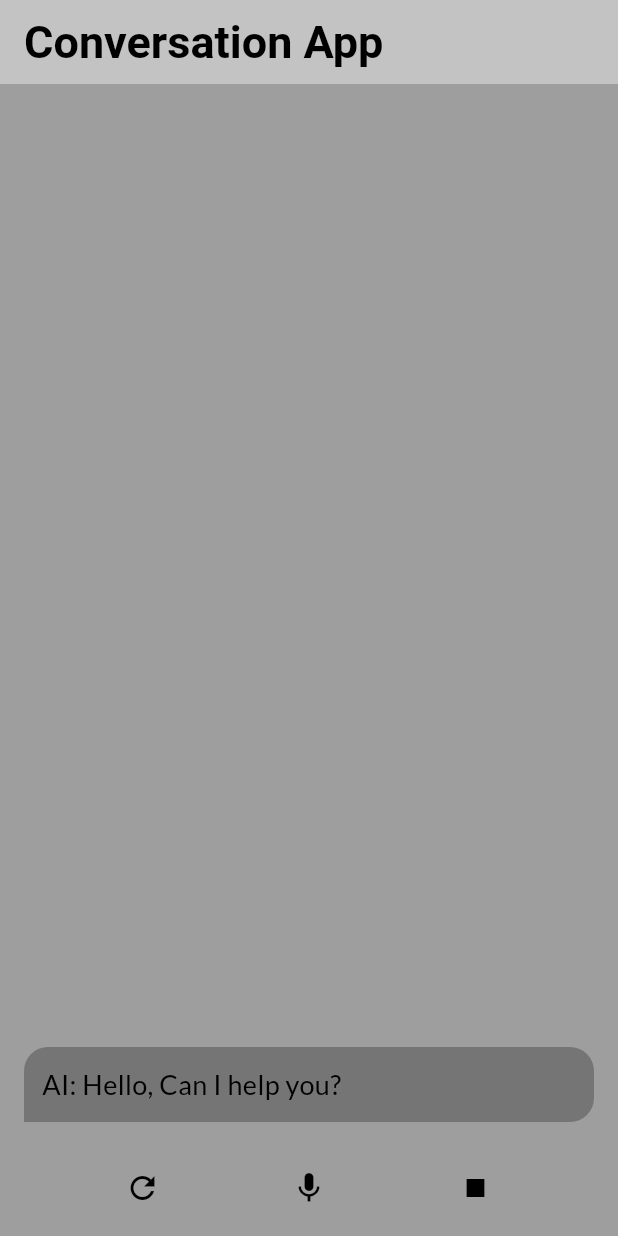
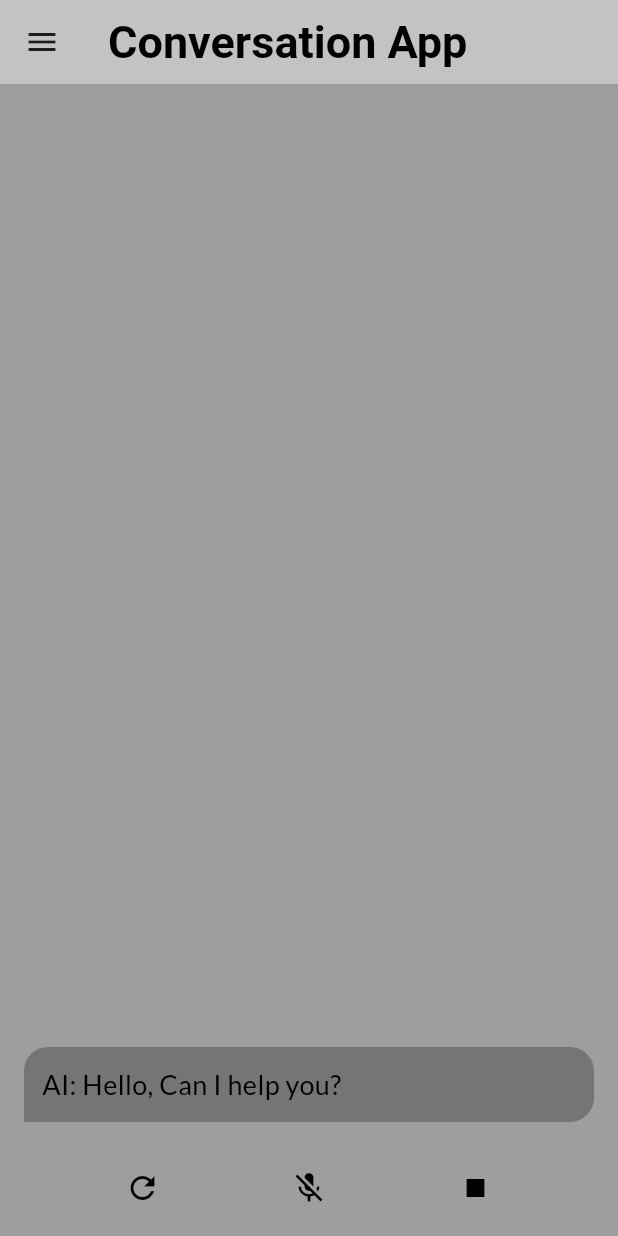
Before and after one commit to betuah/conservation-app, a Flutter app: the screen it shows after launch, after a tap on "Start", on a phone screen of 412 x 824 dp. Run offline on Flutter 3.47's test engine with Material 3 defaults, Android fonts, the phone set to English and light mode, and no system bars; our stand-ins replace google_fonts, speech_to_text.

Commit message:
Add Speech to Text

```diff
--- a/lib/main.dart
+++ b/lib/main.dart
@@ -1,14 +1,12 @@
-// ignore_for_file: use_key_in_widget_constructors, library_private_types_in_public_api
-
+import 'package:conv_app/pages/home.dart';
 import 'package:flutter/material.dart';
-import 'package:google_fonts/google_fonts.dart';
 
 void main() {
   runApp(const MyApp());
 }
 
 class MyApp extends StatelessWidget {
-  const MyApp({Key? key});
+  const MyApp({super.key});
 
   @override
   Widget build(BuildContext context) {
@@ -23,134 +21,3 @@ class MyApp extends StatelessWidget {
     );
   }
 }
-
-class RecordChatPage extends StatefulWidget {
-  const RecordChatPage({Key? key});
-
-  @override
-  _RecordChatPageState createState() => _RecordChatPageState();
-}
-
-class _RecordChatPageState extends State<RecordChatPage> {
-  final List<String> _chatMessages = [];
-  bool _isRecording = false;
-
-  void _startRecording() {
-    setState(() {
-      _isRecording = true;
-      _chatMessages.insert(0, 'AI: Hello, Can I help you?');
-    });
-  }
-
-  void _micPressed() {
-    setState(() {
-      _chatMessages.insert(0, 'You: Text from recorded audio');
-      _chatMessages.insert(0, 'AI: Response');
-    });
-  }
-
-  void _stopRecording() {
-    setState(() {
-      _isRecording = false;
-      _chatMessages.clear();
-    });
-  }
-
-  @override
-  Widget build(BuildContext context) {
-    return Scaffold(
-      appBar: AppBar(
-        backgroundColor: Colors.white38,
-        title: const Text('Conversation App'),
-        titleTextStyle: const TextStyle(
-          color: Colors.black,
-          fontSize: 30,
-          fontWeight: FontWeight.bold,
-        ),
-      ),
-      body: Column(
-        mainAxisAlignment: MainAxisAlignment.end,
-        crossAxisAlignment: CrossAxisAlignment.stretch,
-        children: <Widget>[
-          Expanded(
-            child: ListView.builder(
-              reverse: true,
-              padding: const EdgeInsets.symmetric(horizontal: 16, vertical: 8),
-              itemCount: _chatMessages.length,
-              itemBuilder: (context, index) {
-                return _buildChatBubble(_chatMessages[index]);
-              },
-            ),
-          ),
-          Padding(
-            padding: const EdgeInsets.all(8.0),
-            child: _buildButton(),
-          ),
-        ],
-      ),
-    );
-  }
-
-  Widget _buildButton() {
-    if (!_isRecording) {
-      return ElevatedButton(
-        onPressed: _startRecording,
-        style: ElevatedButton.styleFrom(
-          padding: const EdgeInsets.symmetric(vertical: 16),
-        ),
-        child: const Text(
-          'Start',
-          style: TextStyle(fontSize: 22, color: Colors.black),
-        ),
-      );
-    } else {
-      return Row(
-        mainAxisAlignment: MainAxisAlignment.spaceEvenly,
-        children: [
-          IconButton(
-            onPressed: _startRecording,
-            icon: const Icon(Icons.refresh),
-            color: Colors.black,
-          ),
-          IconButton(
-            onPressed: _micPressed,
-            icon: const Icon(Icons.mic),
-            color: Colors.black,
-          ),
-          IconButton(
-            onPressed: _stopRecording,
-            icon: const Icon(Icons.stop),
-            color: Colors.black,
-          ),
-        ],
-      );
-    }
-  }
-
-  Widget _buildChatBubble(String text) {
-    final isResponse = text.startsWith('AI:');
-
-    return Container(
-        margin: const EdgeInsets.symmetric(vertical: 4),
-        padding: const EdgeInsets.all(12),
-        decoration: BoxDecoration(
-          color: isResponse ? Colors.black26 : Colors.white54,
-          borderRadius: BorderRadius.only(
-            topLeft: const Radius.circular(16),
-            topRight: const Radius.circular(16),
-            bottomLeft: isResponse
-                ? const Radius.circular(0)
-                : const Radius.circular(16),
-            bottomRight: isResponse
-                ? const Radius.circular(16)
-                : const Radius.circular(0),
-          ),
-        ),
-        child: Text(
-          text,
-          style: GoogleFonts.lato(
-            textStyle: const TextStyle(fontSize: 18, color: Colors.black),
-          ),
-        ));
-  }
-}
--- /dev/null
+++ b/lib/pages/home.dart
@@ -0,0 +1,180 @@
+import 'package:flutter/foundation.dart';
+import 'package:flutter/material.dart';
+import 'package:google_fonts/google_fonts.dart';
+import 'package:speech_to_text/speech_to_text.dart';
+//import 'package:text_to_speech/text_to_speech.dart';
+
+class RecordChatPage extends StatefulWidget {
+  const RecordChatPage({super.key});
+
+  @override
+  State<RecordChatPage> createState() => _RecordChatPageState();
+}
+
+class _RecordChatPageState extends State<RecordChatPage> {
+  final List<String> _chatMessages = [];
+  bool _isRecording = false;
+  bool _isListening = false;
+  late String _micIconText = 'Tap To Speak';
+  final SpeechToText _speechToText = SpeechToText();
+
+  @override
+  void initState() {
+    super.initState();
+    initSpeech();
+  }
+
+  void initSpeech() async {
+    _speechToText.initialize(onStatus: (status) {
+      if (kDebugMode) {
+        print('Speech status: $status');
+      }
+    }, onError: (error) {
+      if (kDebugMode) {
+        print('Error: $error');
+      }
+    });
+  }
+
+  void _startRecording() {
+    setState(() {
+      _isRecording = true;
+      _chatMessages.insert(0, 'AI: Hello, Can I help you?');
+    });
+  }
+
+  void _stopRecording() {
+    setState(() {
+      _isRecording = false;
+      _chatMessages.clear();
+    });
+  }
+
+  void _startListening() async {
+    await _speechToText.listen(onResult: _onSpeechResult);
+    setState(() {
+      _isListening = true;
+    });
+  }
+
+  void _stopListening() async {
+    await _speechToText.stop();
+    setState(() {
+      _isListening = false;
+    });
+  }
+
+  void _onSpeechResult(result) {
+    setState(() {
+      if (_isListening) {
+        _micIconText = 'IsListening';
+      } else {
+        _micIconText = 'Tap To Speak';
+        _chatMessages.insert(0, 'You: ${result.recognizedWords}');
+      }
+    });
+  }
+
+  @override
+  Widget build(BuildContext context) {
+    return Scaffold(
+      appBar: AppBar(
+        backgroundColor: Colors.white38,
+        title: const Text('Conversation App'),
+        titleTextStyle: const TextStyle(
+          color: Colors.black,
+          fontSize: 30,
+          fontWeight: FontWeight.bold,
+        ),
+        leading: const Icon(Icons.menu),
+      ),
+      body: Column(
+        mainAxisAlignment: MainAxisAlignment.end,
+        crossAxisAlignment: CrossAxisAlignment.stretch,
+        children: <Widget>[
+          Expanded(
+            child: ListView.builder(
+              reverse: true,
+              padding: const EdgeInsets.symmetric(horizontal: 16, vertical: 8),
+              itemCount: _chatMessages.length,
+              itemBuilder: (context, index) {
+                return _buildChatBubble(_chatMessages[index]);
+              },
+            ),
+          ),
+          Padding(
+            padding: const EdgeInsets.all(8.0),
+            child: _buildButton(),
+          ),
+        ],
+      ),
+    );
+  }
+
+  Widget _buildButton() {
+    if (!_isRecording) {
+      return ElevatedButton(
+        onPressed: _startRecording,
+        style: ElevatedButton.styleFrom(
+          padding: const EdgeInsets.symmetric(vertical: 16),
+        ),
+        child: const Text(
+          'Start',
+          style: TextStyle(fontSize: 22, color: Colors.black),
+        ),
+      );
+    } else {
+      return Row(
+        mainAxisAlignment: MainAxisAlignment.spaceEvenly,
+        children: [
+          IconButton(
+            onPressed: _startRecording,
+            icon: const Icon(Icons.refresh),
+            color: Colors.black,
+          ),
+          IconButton(
+            //onPressed: _micPressed,
+            onPressed:
+                _speechToText.isListening ? _stopListening : _startListening,
+            icon:
+                Icon(_speechToText.isNotListening ? Icons.mic_off : Icons.mic),
+            color: Colors.black,
+            tooltip: _micIconText,
+          ),
+          IconButton(
+            onPressed: _stopRecording,
+            icon: const Icon(Icons.stop),
+            color: Colors.black,
+          ),
+        ],
+      );
+    }
+  }
+
+  Widget _buildChatBubble(String text) {
+    final isResponse = text.startsWith('AI:');
+
+    return Container(
+        margin: const EdgeInsets.symmetric(vertical: 4),
+        padding: const EdgeInsets.all(12),
+        decoration: BoxDecoration(
+          color: isResponse ? Colors.black26 : Colors.white54,
+          borderRadius: BorderRadius.only(
+            topLeft: const Radius.circular(16),
+            topRight: const Radius.circular(16),
+            bottomLeft: isResponse
+                ? const Radius.circular(0)
+                : const Radius.circular(16),
+            bottomRight: isResponse
+                ? const Radius.circular(16)
+                : const Radius.circular(0),
+          ),
+        ),
+        child: Text(
+          text,
+          style: GoogleFonts.lato(
+            textStyle: const TextStyle(fontSize: 18, color: Colors.black),
+          ),
+        ));
+  }
+}
--- a/pubspec.yaml
+++ b/pubspec.yaml
@@ -30,6 +30,9 @@ environment:
 dependencies:
   flutter:
     sdk: flutter
+
+  speech_to_text: ^6.6.1
+  # text_to_speech: ^0.2.3
 
 
   # The following adds the Cupertino Icons font to your application.
```
Also changed, not shown: pubspec.lock, 10 other files.
